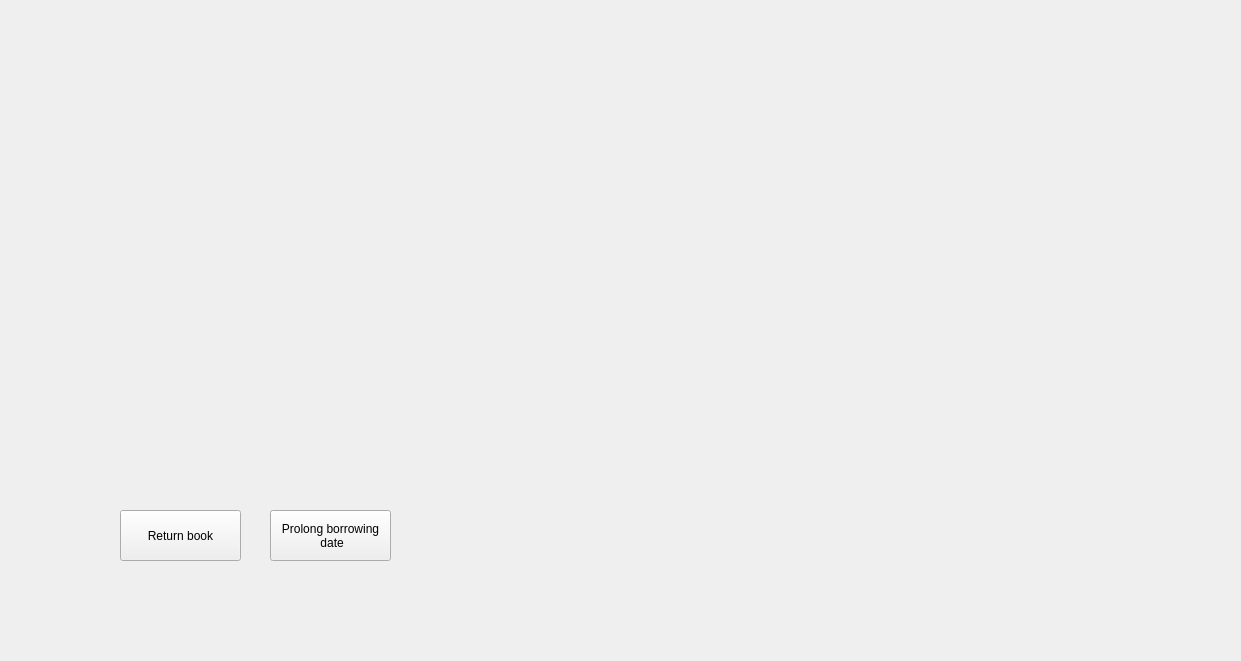
Old version of the form Biblioteca/UserApp/BorrowedBookDetails.ui in the repository EchipaSMC/Biblioteca.
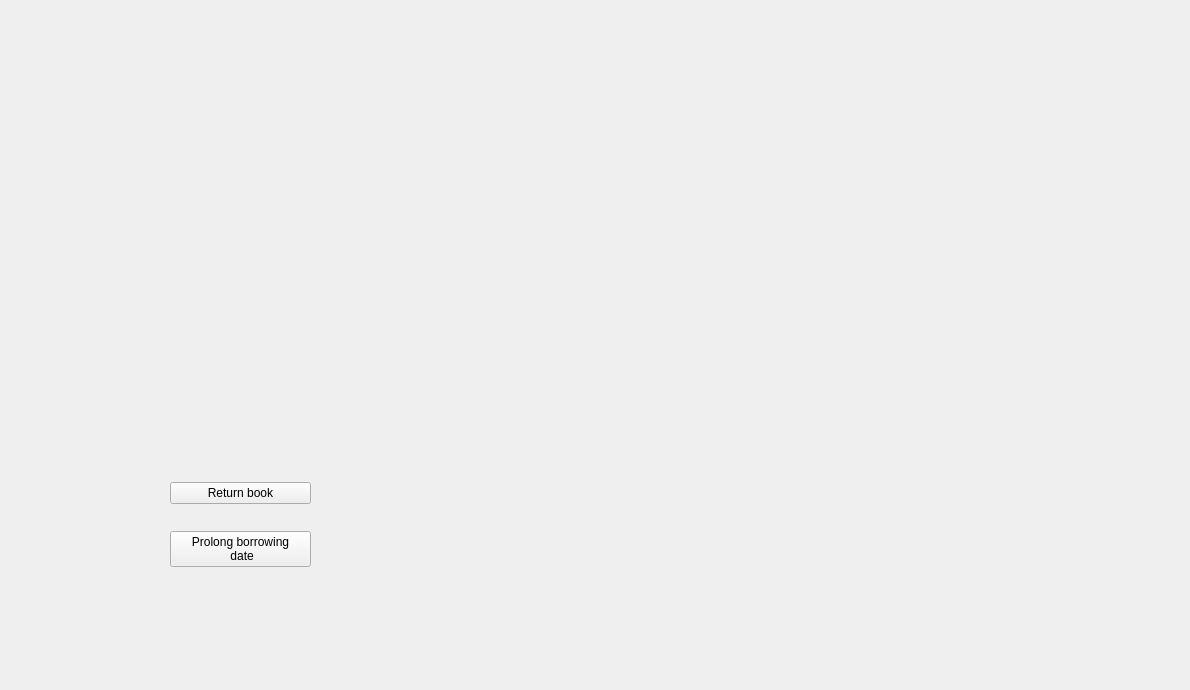
New version of the form.

Commit message: Changed MyAccount view + other widgets size

```diff
--- a/Biblioteca/UserApp/BorrowedBookDetails.ui
+++ b/Biblioteca/UserApp/BorrowedBookDetails.ui
@@ -6,8 +6,8 @@
    <rect>
     <x>0</x>
     <y>0</y>
-    <width>1241</width>
-    <height>661</height>
+    <width>1190</width>
+    <height>690</height>
    </rect>
   </property>
   <property name="windowTitle">
@@ -17,9 +17,9 @@
    <property name="geometry">
     <rect>
      <x>100</x>
-     <y>50</y>
-     <width>311</width>
-     <height>441</height>
+     <y>80</y>
+     <width>281</width>
+     <height>321</height>
     </rect>
    </property>
    <layout class="QVBoxLayout" name="verticalLayout">
@@ -31,43 +31,117 @@
       <property name="text">
        <string/>
       </property>
-     </widget>
-    </item>
-    <item>
-     <widget class="QLabel" name="bookTitle">
-      <property name="text">
-       <string/>
+      <property name="alignment">
+       <set>Qt::AlignCenter</set>
       </property>
      </widget>
     </item>
    </layout>
   </widget>
-  <widget class="QPushButton" name="returnBook">
+  <widget class="QWidget" name="verticalLayoutWidget_2">
    <property name="geometry">
     <rect>
-     <x>120</x>
-     <y>510</y>
-     <width>121</width>
-     <height>51</height>
+     <x>100</x>
+     <y>450</y>
+     <width>281</width>
+     <height>151</height>
     </rect>
    </property>
-   <property name="text">
-    <string>Return book</string>
-   </property>
-  </widget>
-  <widget class="QPushButton" name="prolongBDate">
-   <property name="geometry">
-    <rect>
-     <x>270</x>
-     <y>510</y>
-     <width>121</width>
-     <height>51</height>
-    </rect>
-   </property>
-   <property name="text">
-    <string>Prolong borrowing
+   <layout class="QVBoxLayout" name="verticalLayout_2">
+    <property name="leftMargin">
+     <number>70</number>
+    </property>
+    <property name="rightMargin">
+     <number>70</number>
+    </property>
+    <item>
+     <widget class="QPushButton" name="returnBook">
+      <property name="text">
+       <string>Return book</string>
+      </property>
+     </widget>
+    </item>
+    <item>
+     <widget class="QPushButton" name="prolongBDate">
+      <property name="text">
+       <string>Prolong borrowing
  date</string>
+      </property>
+     </widget>
+    </item>
+   </layout>
+  </widget>
+  <widget class="QWidget" name="verticalLayoutWidget_3">
+   <property name="geometry">
+    <rect>
+     <x>560</x>
+     <y>80</y>
+     <width>531</width>
+     <height>521</height>
+    </rect>
    </property>
+   <layout class="QVBoxLayout" name="verticalLayout_3">
+    <item>
+     <widget class="QLabel" name="bookTitle">
+      <property name="text">
+       <string/>
+      </property>
+      <property name="alignment">
+       <set>Qt::AlignCenter</set>
+      </property>
+     </widget>
+    </item>
+    <item>
+     <widget class="QLabel" name="bookAuthor">
+      <property name="text">
+       <string/>
+      </property>
+      <property name="alignment">
+       <set>Qt::AlignCenter</set>
+      </property>
+     </widget>
+    </item>
+    <item>
+     <widget class="QLabel" name="bookRating">
+      <property name="text">
+       <string/>
+      </property>
+      <property name="alignment">
+       <set>Qt::AlignCenter</set>
+      </property>
+     </widget>
+    </item>
+    <item>
+     <widget class="QLabel" name="bookLanguage">
+      <property name="text">
+       <string/>
+      </property>
+      <property name="alignment">
+       <set>Qt::AlignCenter</set>
+      </property>
+     </widget>
+    </item>
+    <item>
+     <widget class="QLabel" name="bookISBN">
+      <property name="text">
+       <string/>
+      </property>
+      <property name="alignment">
+       <set>Qt::AlignCenter</set>
+      </property>
+     </widget>
+    </item>
+    <item>
+     <widget class="QLabel" name="bookTags">
+      <property name="text">
+       <string/>
+      </property>
+      <property name="alignment">
+       <set>Qt::AlignCenter</set>
+      </property>
+     </widget>
+    </item>
+   </layout>
   </widget>
  </widget>
  <layoutdefault spacing="6" margin="11"/>
```
Left out of the diff: 2 changed lines with no effect on the pictures. The commit also changes 7 other files.
